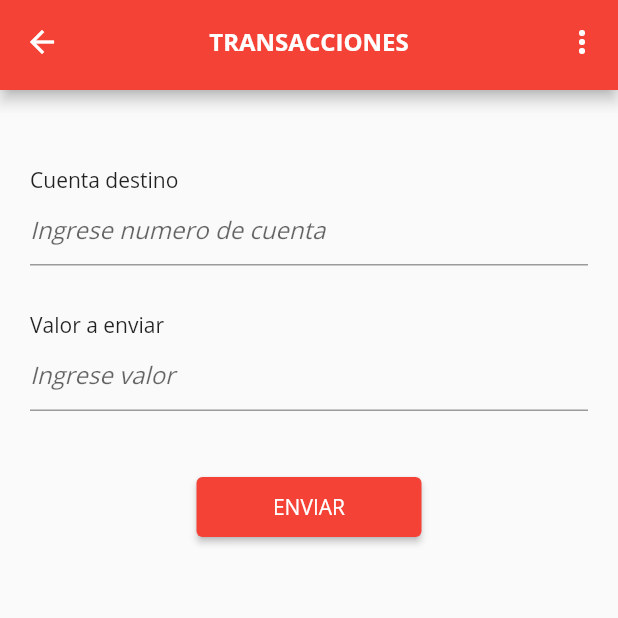
After one commit to AlejoGrande/finandinaApp, a Flutter app: the TransactionPage screen opened by its route, on a phone screen of 412 x 824 dp, the top half of it. The commit adds this screen. Run offline on Flutter 3.47's test engine with Material 2 defaults, Android fonts, the phone set to English and light mode, and no system bars; our stand-ins replace flutter_svg; network calls fail.

Commit message:
creacion pagina transacciones

```diff
--- a/lib/src/routes.dart
+++ b/lib/src/routes.dart
@@ -2,11 +2,13 @@ import 'package:flutter/material.dart';
 import 'package:test_finandina/src/ui/pages/home_page.dart';
 import 'package:test_finandina/src/ui/pages/login_page.dart';
 import 'package:test_finandina/src/ui/pages/splash_page.dart';
+import 'package:test_finandina/src/ui/pages/transactionPage.dart';
 
 Map<String, WidgetBuilder> getApplicationRoutes() {
   return <String, WidgetBuilder>{
     "splash": (BuildContext context) => const SplashPage(),
     "login": (BuildContext context) => LoginPage(),
     "home": (BuildContext context) => const HomePage(),
+    "transaction":(BuildContext context) => TransactionPage(),
   };
 }
--- a/lib/src/ui/pages/home_page.dart
+++ b/lib/src/ui/pages/home_page.dart
@@ -18,7 +18,7 @@ class _HomePageState extends State<HomePage> {
     return Scaffold(
       appBar: const PreferredSize(
         preferredSize: Size.fromHeight(60),
-        child: AppbarPersonalizada(titulo: "aaaa"),
+        child: AppbarPersonalizada(titulo: "PAGINA PRINCIPAL"),
       ),
       body: _body(context),
       floatingActionButton: FloatingActionButton(
--- a/lib/src/ui/pages/login_page.dart
+++ b/lib/src/ui/pages/login_page.dart
@@ -170,8 +170,11 @@ Widget _crearFondo(BuildContext context) {
               padding: const EdgeInsets.only(top: 20, left: 30, right: 30),
               width: double.infinity,
               height: 125,
-              child: SvgPicture.asset(
-                "lib/src/resources/img/banco-finandina-blanco.svg",
+              child: Hero(
+                tag: "unique",
+                child: SvgPicture.asset(
+                  "lib/src/resources/img/banco-finandina-blanco.svg",
+                ),
               ),
             ),
             const SizedBox(height: 5.0, width: double.infinity),
--- a/lib/src/ui/pages/splash_page.dart
+++ b/lib/src/ui/pages/splash_page.dart
@@ -39,8 +39,11 @@ class _SplashPageState extends State<SplashPage> {
                     child: Column(
                       mainAxisAlignment: MainAxisAlignment.center,
                       children: <Widget>[
-                        SvgPicture.asset(
-                          "lib/src/resources/img/banco-finandina-blanco.svg",
+                        Hero(
+                          tag: "unique",
+                          child: SvgPicture.asset(
+                            "lib/src/resources/img/banco-finandina-blanco.svg",
+                          ),
                         ),
                       ],
                     ),
--- /dev/null
+++ b/lib/src/ui/pages/transactionPage.dart
@@ -0,0 +1,66 @@
+import 'package:flutter/material.dart';
+import 'package:test_finandina/src/models/clients_model.dart';
+import 'package:test_finandina/src/models/colors.dart';
+import 'package:test_finandina/src/providers/client_provider.dart';
+import 'package:test_finandina/src/ui/widgets/appbar.dart';
+import 'package:test_finandina/src/ui/widgets/creditCard.dart';
+import 'package:test_finandina/src/ui/widgets/itemFormularioNumber.dart';
+
+class TransactionPage extends StatefulWidget {
+  const TransactionPage({Key? key}) : super(key: key);
+
+  @override
+  _TransactionPageState createState() => _TransactionPageState();
+}
+
+class _TransactionPageState extends State<TransactionPage> {
+  @override
+  Widget build(BuildContext context) {
+    return Scaffold(
+      appBar: const PreferredSize(
+        preferredSize: Size.fromHeight(60),
+        child: AppbarPersonalizada(titulo: "TRANSACCIONES"),
+      ),
+      body: _body(context),
+    );
+  }
+}
+
+_body(BuildContext context) {
+  final node = FocusScope.of(context);
+  TextEditingController accountDest = new TextEditingController();
+  TextEditingController valor = new TextEditingController();
+  return Padding(
+    padding: const EdgeInsets.all(20.0),
+    child: Column(
+      children: <Widget>[
+        ItemFormularioNumber(
+          controller: accountDest,
+          textoTitulo: "Cuenta destino",
+          lbldecorator: "Ingrese numero de cuenta",
+          key: null,
+          node: node,
+        ),
+        ItemFormularioNumber(
+          controller: accountDest,
+          textoTitulo: "Valor a enviar",
+          lbldecorator: "Ingrese valor",
+          key: null,
+          node: node,
+        ),
+        SizedBox(
+          height: 40,
+        ),
+        ElevatedButton(
+          style: ElevatedButton.styleFrom(
+              fixedSize: const Size(150, 40), primary: primaryColor),
+
+          onPressed: () {
+            Navigator.pop(context);
+          },
+          child: const Text("ENVIAR"),
+        ),
+      ],
+    ),
+  );
+}
--- a/lib/src/ui/widgets/appbar.dart
+++ b/lib/src/ui/widgets/appbar.dart
@@ -16,7 +16,7 @@ class AppbarPersonalizada extends StatelessWidget {
       automaticallyImplyLeading: true,
       centerTitle: true,
       backgroundColor: primaryColor,
-      title: Text("PAGINA PRINCIPAL"),
+      title: Text(titulo),
       actions: <Widget>[
         PopupMenuButton<String>(
             shape: const RoundedRectangleBorder(
--- a/lib/src/ui/widgets/creditCard.dart
+++ b/lib/src/ui/widgets/creditCard.dart
@@ -17,6 +17,10 @@ class CreditCard extends StatelessWidget {
       shape: RoundedRectangleBorder(
         borderRadius: BorderRadius.circular(20.0),
       ),
+      child: InkWell(
+        onTap: () {
+          Navigator.pushNamed(context, "transaction");
+        },
         child: Container(
           decoration: BoxDecoration(
             borderRadius: BorderRadius.circular(20.0),
@@ -40,11 +44,11 @@ class CreditCard extends StatelessWidget {
                 // Padding(
                 //padding: const EdgeInsets.all(20.0),
                 Text(
-                creditCard.accountNumber.toString().substring(0, 3) +
+                  creditCard.accountNumber.toString().substring(0, 4) +
                       " " +
-                    creditCard.accountNumber.toString().substring(4, 7) +
+                      creditCard.accountNumber.toString().substring(4, 8) +
                       " " +
-                    creditCard.accountNumber.toString().substring(8, 11) +
+                      creditCard.accountNumber.toString().substring(8, 12) +
                       " " +
                       creditCard.accountNumber.toString().substring(12, 16),
                   style: const TextStyle(
@@ -67,9 +71,10 @@ class CreditCard extends StatelessWidget {
                 Align(
                     alignment: Alignment.bottomLeft,
                     child: RichText(
-                    text:  TextSpan(
+                      text: TextSpan(
                         text: 'Balance\n',
-                      style: const TextStyle(fontSize: 15, color: Colors.white),
+                        style:
+                            const TextStyle(fontSize: 15, color: Colors.white),
                         children: <TextSpan>[
                           TextSpan(
                               text: f.format(creditCard.balance),
@@ -85,6 +90,7 @@ class CreditCard extends StatelessWidget {
             ),
           ),
         ),
+      ),
     );
   }
 }
--- /dev/null
+++ b/lib/src/ui/widgets/itemFormularioNumber.dart
@@ -0,0 +1,44 @@
+import 'package:flutter/material.dart';
+
+class ItemFormularioNumber extends StatelessWidget {
+  final textoTitulo;
+  final lbldecorator;
+
+  const ItemFormularioNumber({
+    required Key? key,
+    required TextEditingController controller,
+    required this.node,
+    this.textoTitulo,
+    this.lbldecorator,
+  })  : controller = controller,
+        super(key: key);
+
+  final TextEditingController controller;
+  final FocusScopeNode node;
+
+  @override
+  Widget build(BuildContext context) {
+    return Column(
+      crossAxisAlignment: CrossAxisAlignment.start,
+      children: [
+        Padding(padding: EdgeInsets.all(15.0)),
+        Text(textoTitulo),
+        TextFormField(
+          controller: controller,
+          keyboardType: TextInputType.number,
+          decoration: InputDecoration(hintText: lbldecorator),
+
+          validator: (value) {
+            if ((value?.isEmpty)!) {
+              return 'Debe llenar este campo';
+            }
+          },
+          //focusNode: this.controllerNode,
+          //onEditingComplete: () => requestFocus(context, fechaNacimientoNode),
+          onEditingComplete: () => node.nextFocus(),
+          textInputAction: TextInputAction.next,
+        ),
+      ],
+    );
+  }
+}
```
Lines whose indentation alone changed are shown as unchanged.
